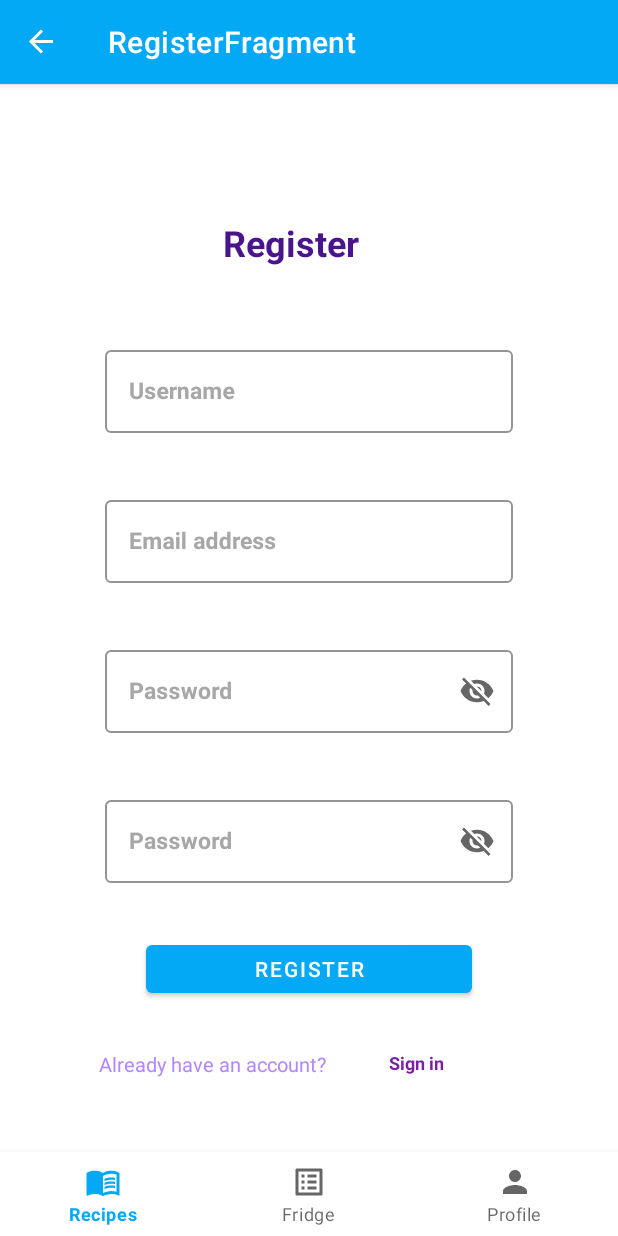
After one commit to HolaSombreros/ANDProject, an Android app: the RegisterFragment screen opened through its navigation route, on a phone screen of 412 x 824 dp. The commit adds this screen. Run offline under Robolectric (Android 15) with nearby library versions, the phone set to English and light mode, and no system bars; our stand-ins replace Firebase (no records; nobody signed in at launch, a user with empty details on screens opened directly), navigation-ui.

Commit message:
register layout

```diff
--- a/Foodie/app/src/main/java/com/group2/foodie/model/User.java
+++ b/Foodie/app/src/main/java/com/group2/foodie/model/User.java
@@ -33,6 +33,18 @@ public class User {
         this.following = following;
         this.ingredients = ingredients;
         this.fridge = fridge;
+    }
+
+    public User(String username, String email, String password) {
+        this.username = username;
+        this.email = email;
+        this.password = password;
+        this.recipes = new ArrayList<>();
+        this.favoriteRecipes = new ArrayList<>();
+        this.followers = new ArrayList<>();
+        this.following = new ArrayList<>();
+        this.ingredients = new ArrayList<>();
+        this.fridge = new Fridge(ingredients);
     }
 
     public String getUsername() {
--- /dev/null
+++ b/Foodie/app/src/main/java/com/group2/foodie/view/fragment/RegisterFragment.java
@@ -0,0 +1,74 @@
+package com.group2.foodie.view.fragment;
+
+import android.os.Bundle;
+import android.view.LayoutInflater;
+import android.view.View;
+import android.view.ViewGroup;
+import android.widget.Button;
+import android.widget.TextView;
+import android.widget.Toast;
+
+import androidx.annotation.NonNull;
+import androidx.annotation.Nullable;
+import androidx.fragment.app.Fragment;
+import androidx.lifecycle.ViewModelProvider;
+
+import com.google.android.material.textfield.TextInputEditText;
+import com.group2.foodie.R;
+import com.group2.foodie.viewmodel.RegisterViewModel;
+
+public class RegisterFragment extends Fragment {
+
+    private RegisterViewModel viewModel;
+
+    private TextInputEditText usernameInput;
+    private TextInputEditText emailInput;
+    private TextInputEditText passwordInput;
+    private TextInputEditText repeatPasswordInput;
+    private Button registerButton;
+    private TextView signIn;
+
+
+    @Override
+    public View onCreateView(LayoutInflater inflater, ViewGroup container,
+                             Bundle savedInstanceState) {
+        // Inflate the layout for this fragment
+        return inflater.inflate(R.layout.fragment_register, container, false);
+    }
+
+    @Override
+    public void onViewCreated(@NonNull View view, @Nullable Bundle savedInstanceState) {
+        super.onViewCreated(view, savedInstanceState);
+        viewModel = new ViewModelProvider(getActivity()).get(RegisterViewModel.class);
+        initializeViews(view);
+    }
+
+
+    private void initializeViews(View view){
+        usernameInput = view.findViewById(R.id.inputUsernameRegister);
+        emailInput = view.findViewById(R.id.inputEmailRegister);
+        passwordInput = view.findViewById(R.id.inputPasswordRegister);
+        repeatPasswordInput = view.findViewById(R.id.inputRepeatPasswordRegister);
+        registerButton = view.findViewById(R.id.registerButton);
+        signIn = view.findViewById(R.id.signIn);
+    }
+
+    private void setUpViews(){
+        registerButton.setOnClickListener(v -> {
+            if(viewModel.validatePassword(passwordInput.getText().toString(), repeatPasswordInput.getText().toString()))
+                viewModel.register(usernameInput.getText().toString(), emailInput.getText().toString(), passwordInput.getText().toString());
+            else
+                Toast.makeText(getContext(), R.string.passwords_not_match, Toast.LENGTH_SHORT).show();
+        });
+
+        //TODO: change view to login when signIn is pressed
+    }
+
+
+    @Override
+    public void onStop() {
+        super.onStop();
+
+        viewModel.reset();
+    }
+}
--- /dev/null
+++ b/Foodie/app/src/main/java/com/group2/foodie/viewmodel/RegisterViewModel.java
@@ -0,0 +1,26 @@
+package com.group2.foodie.viewmodel;
+
+import androidx.lifecycle.ViewModel;
+
+import com.group2.foodie.model.User;
+import com.group2.foodie.repository.UserRepository;
+
+public class RegisterViewModel extends ViewModel {
+    private UserRepository repository;
+
+    public RegisterViewModel() {
+        this.repository = UserRepository.getInstance();
+    }
+
+    public void register(String username, String email, String password){
+        repository.addUser(new User(username, email, password));
+    }
+
+    public boolean validatePassword(String password, String repeatedPassword){
+        return password.trim().equals(repeatedPassword.trim());
+    }
+
+    public void reset(){
+
+    }
+}
--- /dev/null
+++ b/Foodie/app/src/main/res/layout/fragment_register.xml
@@ -0,0 +1,177 @@
+<?xml version="1.0" encoding="utf-8"?>
+<androidx.constraintlayout.widget.ConstraintLayout
+    xmlns:android="http://schemas.android.com/apk/res/android"
+    xmlns:app="http://schemas.android.com/apk/res-auto"
+    xmlns:tools="http://schemas.android.com/tools"
+    android:layout_width="match_parent"
+    android:layout_height="match_parent">
+
+    <!--    username-->
+
+    <!--email-->
+
+    <TextView
+        android:id="@+id/textView2"
+        android:layout_width="170dp"
+        android:layout_height="43dp"
+        android:layout_marginTop="84dp"
+        android:gravity="center"
+        android:text="@string/register_now"
+        android:textAlignment="center"
+        android:textColor="#4a148c"
+        android:textSize="24sp"
+        android:textStyle="bold"
+        app:layout_constraintEnd_toEndOf="parent"
+        app:layout_constraintHorizontal_bias="0.452"
+        app:layout_constraintStart_toStartOf="parent"
+        app:layout_constraintTop_toTopOf="parent" />
+
+    <com.google.android.material.textfield.TextInputLayout
+        android:id="@+id/txtUsernameRegister"
+        style="@style/Widget.MaterialComponents.TextInputLayout.OutlinedBox"
+        android:layout_width="match_parent"
+        android:layout_height="wrap_content"
+        android:layout_marginStart="70dp"
+        android:layout_marginTop="172dp"
+        android:layout_marginEnd="70dp"
+        android:hint="@string/username"
+        android:textColorHint="#A7A7A7"
+        app:boxStrokeColor="#EAEAEE"
+        app:layout_constraintEnd_toEndOf="parent"
+        app:layout_constraintHorizontal_bias="0.0"
+        app:layout_constraintStart_toStartOf="parent"
+        app:layout_constraintTop_toTopOf="parent">
+
+        <com.google.android.material.textfield.TextInputEditText
+            android:id="@+id/inputUsernameRegister"
+            android:layout_width="match_parent"
+            android:layout_height="55dp"
+            android:textColor="#4a148c"
+            android:textSize="15sp"
+            android:textStyle="bold"
+            tools:ignore="TouchTargetSizeCheck" />
+
+    </com.google.android.material.textfield.TextInputLayout>
+
+    <!--    password-->
+
+    <!-- repeat password-->
+    <com.google.android.material.textfield.TextInputLayout
+        android:id="@+id/txtEmailRegister"
+        style="@style/Widget.MaterialComponents.TextInputLayout.OutlinedBox"
+        android:layout_width="match_parent"
+        android:layout_height="wrap_content"
+        android:layout_marginStart="70dp"
+        android:layout_marginTop="272dp"
+        android:layout_marginEnd="70dp"
+        android:hint="@string/email_address"
+        android:textColorHint="#A7A7A7"
+        app:boxStrokeColor="#EAEAEE"
+        app:layout_constraintEnd_toEndOf="parent"
+        app:layout_constraintHorizontal_bias="0.0"
+        app:layout_constraintStart_toStartOf="parent"
+        app:layout_constraintTop_toTopOf="parent">
+
+        <com.google.android.material.textfield.TextInputEditText
+            android:id="@+id/inputEmailRegister"
+            android:layout_width="match_parent"
+            android:layout_height="55dp"
+            android:textColor="#4a148c"
+            android:textSize="15sp"
+            android:textStyle="bold"
+            tools:ignore="TouchTargetSizeCheck" />
+    </com.google.android.material.textfield.TextInputLayout>
+
+
+    <com.google.android.material.textfield.TextInputLayout
+        android:id="@+id/txtPasswordRegister"
+        style="@style/Widget.MaterialComponents.TextInputLayout.OutlinedBox"
+        android:layout_width="match_parent"
+        android:layout_height="wrap_content"
+        android:layout_marginStart="70dp"
+        android:layout_marginTop="372dp"
+        android:layout_marginEnd="70dp"
+        android:hint="@string/password"
+        android:textColorHint="#A7A7A7"
+        app:boxStrokeColor="#EAEAEE"
+        app:endIconMode="password_toggle"
+        app:layout_constraintEnd_toEndOf="parent"
+        app:layout_constraintHorizontal_bias="0.0"
+        app:layout_constraintStart_toStartOf="parent"
+        app:layout_constraintTop_toTopOf="parent">
+
+        <com.google.android.material.textfield.TextInputEditText
+            android:id="@+id/inputPasswordRegister"
+            android:layout_width="match_parent"
+            android:layout_height="55dp"
+            android:textColor="#4a148c"
+            android:textSize="15sp"
+            android:textStyle="bold"
+            tools:ignore="TouchTargetSizeCheck" />
+    </com.google.android.material.textfield.TextInputLayout>
+
+    <com.google.android.material.textfield.TextInputLayout
+        android:id="@+id/txtRepeatPasswordRegister"
+        style="@style/Widget.MaterialComponents.TextInputLayout.OutlinedBox"
+        android:layout_width="match_parent"
+        android:layout_height="wrap_content"
+        android:layout_marginStart="70dp"
+        android:layout_marginTop="472dp"
+        android:layout_marginEnd="70dp"
+        android:hint="@string/password"
+        android:textColorHint="#A7A7A7"
+        app:boxStrokeColor="#EAEAEE"
+        app:endIconMode="password_toggle"
+        app:layout_constraintEnd_toEndOf="parent"
+        app:layout_constraintHorizontal_bias="0.0"
+        app:layout_constraintStart_toStartOf="parent"
+        app:layout_constraintTop_toTopOf="parent">
+
+        <com.google.android.material.textfield.TextInputEditText
+            android:id="@+id/inputRepeatPasswordRegister"
+            android:layout_width="match_parent"
+            android:layout_height="55dp"
+            android:textColor="#4a148c"
+            android:textSize="15sp"
+            android:textStyle="bold"
+            tools:ignore="TouchTargetSizeCheck" />
+    </com.google.android.material.textfield.TextInputLayout>
+
+    <Button
+        android:id="@+id/registerButton"
+        android:layout_width="217dp"
+        android:layout_height="44dp"
+        android:layout_marginTop="568dp"
+        android:text="@string/register_now"
+        app:layout_constraintEnd_toEndOf="parent"
+        app:layout_constraintStart_toStartOf="parent"
+        app:layout_constraintTop_toTopOf="parent" />
+
+    <TextView
+        android:id="@+id/textView"
+        android:layout_width="193dp"
+        android:layout_height="25dp"
+        android:layout_marginTop="32dp"
+        android:text="@string/already_have_an_account"
+        android:textColor="#b388ff"
+        android:textSize="13sp"
+        app:layout_constraintEnd_toEndOf="parent"
+        app:layout_constraintHorizontal_bias="0.302"
+        app:layout_constraintStart_toStartOf="parent"
+        app:layout_constraintTop_toBottomOf="@+id/registerButton" />
+
+    <TextView
+        android:id="@+id/signIn"
+        android:layout_width="109dp"
+        android:layout_height="25dp"
+        android:layout_marginTop="32dp"
+        android:text="@string/sign_in"
+        android:textColor="#7B1FA2"
+        android:textSize="12sp"
+        android:textStyle="bold"
+        app:layout_constraintEnd_toEndOf="parent"
+        app:layout_constraintHorizontal_bias="0.857"
+        app:layout_constraintStart_toStartOf="parent"
+        app:layout_constraintTop_toBottomOf="@+id/registerButton" />
+
+</androidx.constraintlayout.widget.ConstraintLayout>
--- a/Foodie/app/src/main/res/navigation/navigation_layout.xml
+++ b/Foodie/app/src/main/res/navigation/navigation_layout.xml
@@ -27,7 +27,13 @@
     <fragment
         android:id="@+id/loginFragment"
         android:name="com.group2.foodie.view.fragment.LoginFragment"
-        android:label="LoginFragment" />
+        android:label="LoginFragment"
+        tools:layout="@layout/fragment_login"/>
+    <fragment
+        android:id="@+id/registerFragment"
+        android:name="com.group2.foodie.view.fragment.RegisterFragment"
+        android:label="RegisterFragment"
+        tools:layout="@layout/fragment_register"/>
     <fragment
         android:id="@+id/fragment_app_intro"
         android:name="com.group2.foodie.view.fragment.AppIntroFragment"
--- a/Foodie/app/src/main/res/values/strings.xml
+++ b/Foodie/app/src/main/res/values/strings.xml
@@ -3,6 +3,7 @@
     <string name="title_recipes">Recipes</string>
     <string name="title_fridge">Fridge</string>
     <string name="title_profile">Profile</string>
+    <string name="register_now">Register</string>
     <string name="welcome_to_foodie">Welcome to Foodie</string>
     <string name="login">LOGIN</string>
     <string name="don_t_have_account">Don\'t have account?</string>
@@ -17,4 +18,9 @@
     <string name="daily_recipe_name">Name</string>
     <string name="instructions">Instructions</string>
     <string name="title_add_recipe">Create a new recipe</string>
+    <string name="email_address">Email address</string>
+    <string name="repeat_password">Repeat Password</string>
+    <string name="sign_in">Sign in</string>
+    <string name="already_have_an_account">Already have an account?</string>
+    <string name="passwords_not_match">Passwords do not match</string>
 </resources>
```
